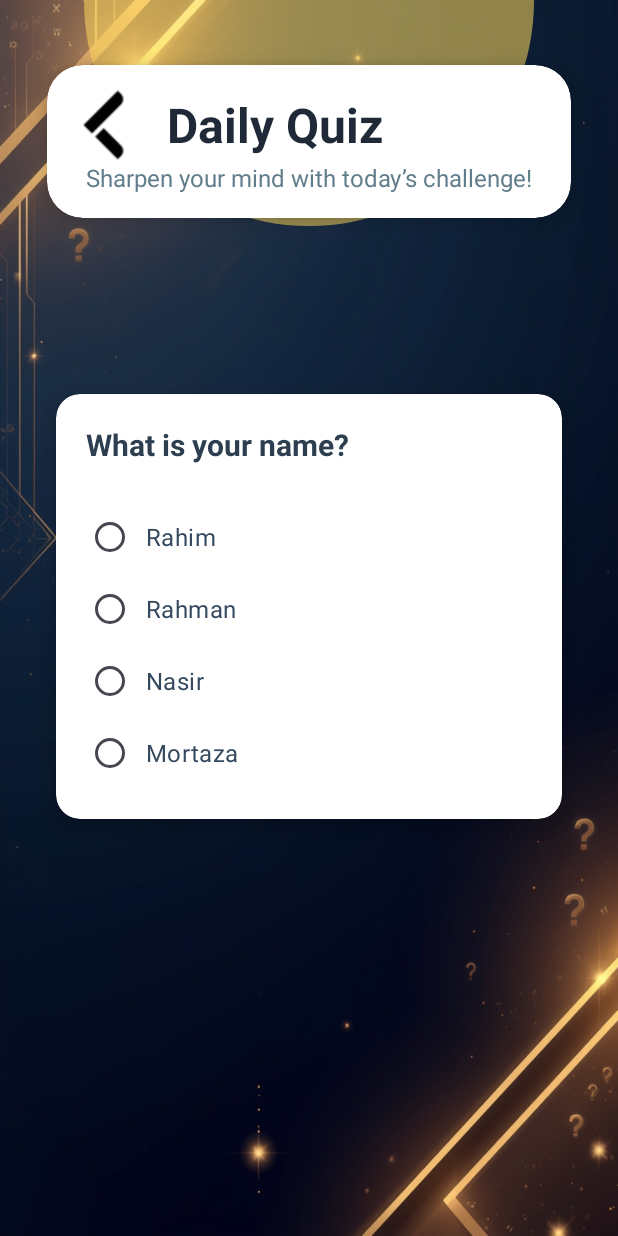
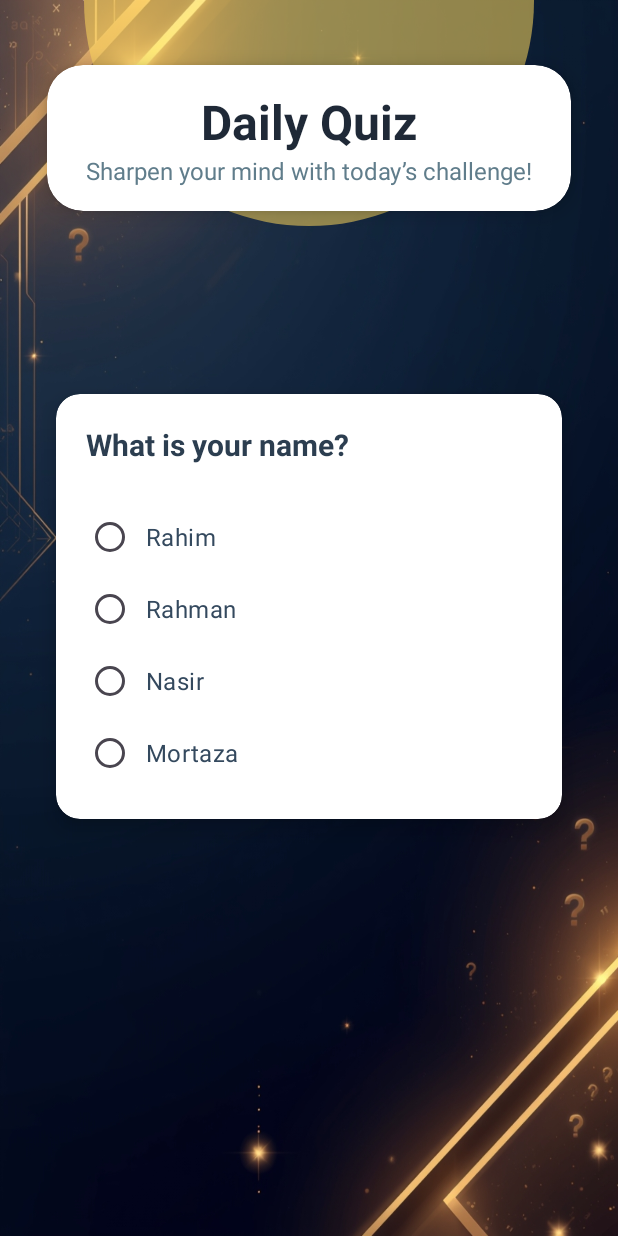
Before and after one commit to ar-sarkar-77/Quiz-App-team-work, an Android app: the QuestionActivity screen opened directly, with no data from a screen before it, on a phone screen of 412 x 824 dp. Run offline under Robolectric (Android 15) with nearby library versions, the phone set to English and light mode, and no system bars; Roboto replaces fonts that are not available here; 1 statement that could not run was skipped.

Commit message:
UI update (AR-Sarkar-77)

```diff
--- a/app/src/main/res/drawable/design_2.xml
+++ b/app/src/main/res/drawable/design_2.xml
@@ -2,8 +2,8 @@
 <shape xmlns:android="http://schemas.android.com/apk/res/android"
     android:shape="rectangle">
     <gradient
-        android:startColor="#F2C767"
-        android:endColor="#FBBF65"
+        android:startColor="#FFDC93"
+        android:endColor="#FFD289"
         android:angle="90"/>
     <corners android:radius="30dp"/>
     <stroke
--- a/app/src/main/res/layout/activity_dashboard.xml
+++ b/app/src/main/res/layout/activity_dashboard.xml
@@ -65,13 +65,13 @@
         app:layout_constraintEnd_toEndOf="parent"
         app:layout_constraintTop_toTopOf="parent"
         android:text="10 point"
-        android:textSize="28dp"
+        android:textSize="24dp"
         android:layout_marginLeft="16dp"
         android:textColor="#454545"
         android:layout_marginRight="16dp"
         android:layout_marginTop="28dp"
         android:background="@drawable/design_2"
-        android:padding="8dp"
+        android:padding="16dp"
         />
 
     <LinearLayout
--- a/app/src/main/res/layout/activity_question.xml
+++ b/app/src/main/res/layout/activity_question.xml
@@ -45,16 +45,7 @@
                 android:layout_width="match_parent"
                 android:layout_height="wrap_content"
                 android:orientation="horizontal"
-                android:gravity="center_vertical">
-
-                <ImageButton
-                    android:id="@+id/btnBack"
-                    android:layout_width="48dp"
-                    android:layout_height="48dp"
-                    android:src="@drawable/back_icon2"
-                    android:background="?attr/selectableItemBackgroundBorderless"
-                    android:contentDescription="Back"
-                    android:layout_marginEnd="16dp" />
+                android:gravity="center">
 
                 <TextView
                     android:id="@+id/tvTitle"
```
